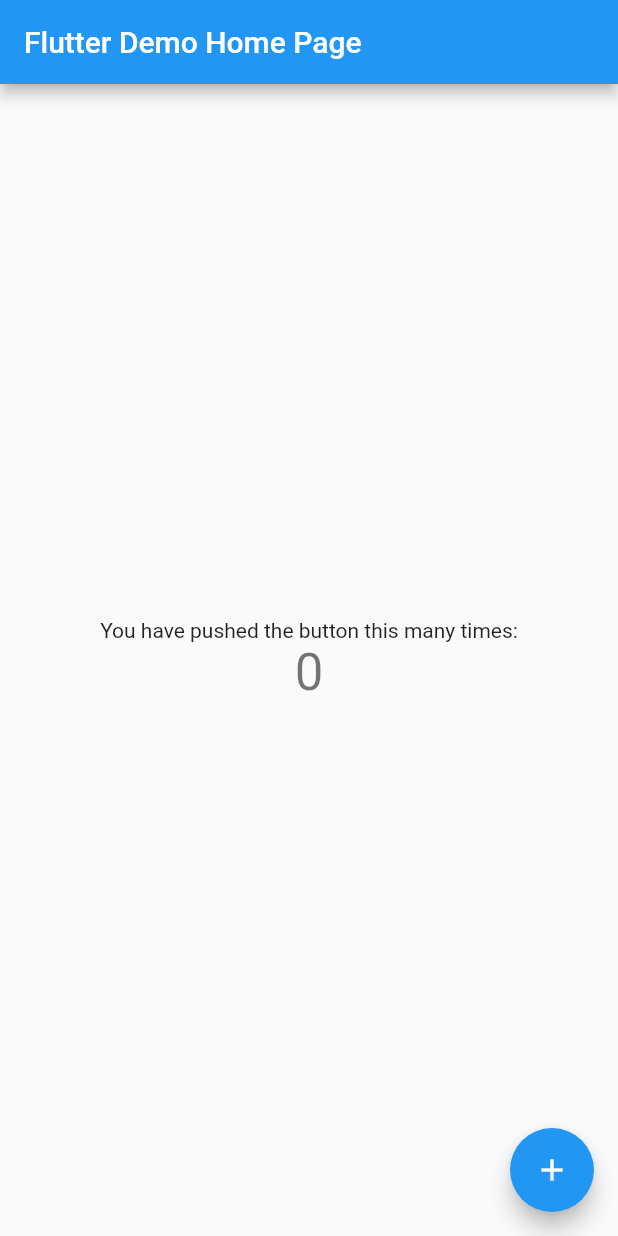
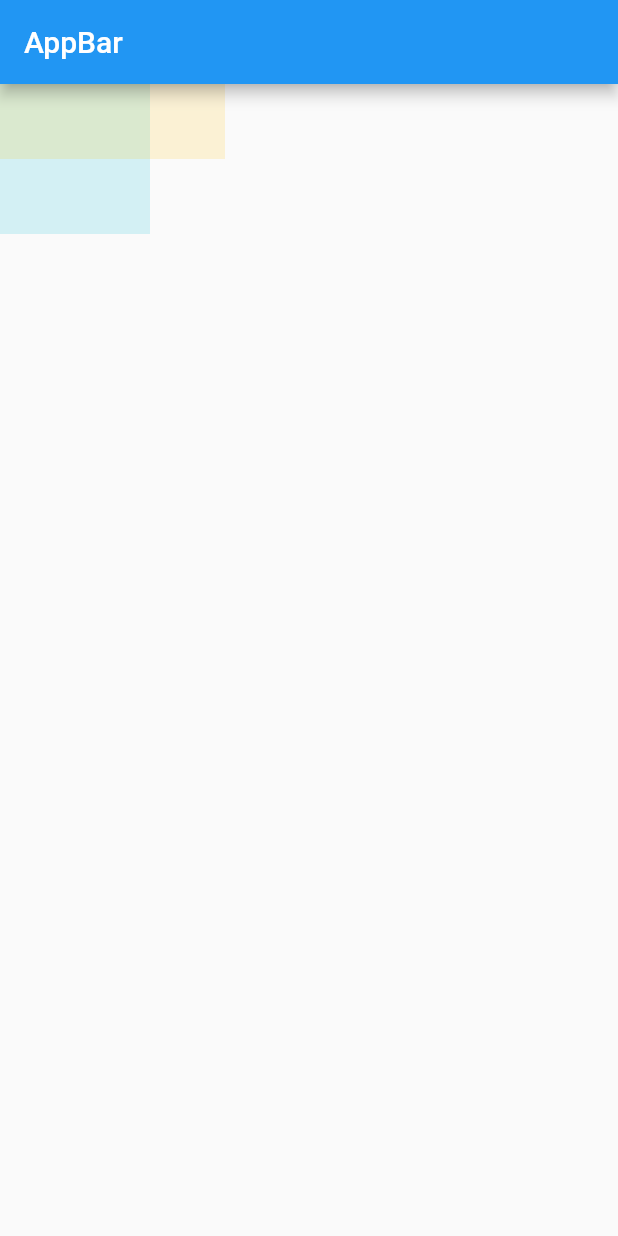
Before and after one commit to kno3a87/kuno_flutter_sample, a Flutter app: the screen it shows after launch, on a phone screen of 412 x 824 dp. Run offline on Flutter 3.47's test engine with Material 2 defaults, Android fonts, the phone set to English and light mode, and no system bars.

Commit message:
nomal stack

```diff
--- a/lib/main.dart
+++ b/lib/main.dart
@@ -1,5 +1,5 @@
 import 'package:flutter/material.dart';
-import 'package:kuno_flutter_sample/exsample.dart';
+import 'package:kuno_flutter_sample/stack/stack_exsample.dart';
 
 void main() {
   runApp(const MyApp());
@@ -16,7 +16,7 @@
       theme: ThemeData(
         primarySwatch: Colors.blue,
       ),
-      home: const Exsample(title: 'Flutter Demo Home Page'),
+      home: const StackExsample(),
     );
   }
 }
--- /dev/null
+++ b/lib/stack/stack_exsample.dart
@@ -0,0 +1,30 @@
+import 'package:flutter/material.dart';
+
+class StackExsample extends StatelessWidget {
+  const StackExsample({
+    Key? key,
+  }) : super(key: key);
+
+  @override
+  Widget build(BuildContext context) {
+    return Scaffold(
+      appBar: AppBar(
+        title: const Text("AppBar"),
+      ),
+      body: Stack(
+        children: [
+          SizedBox(
+            height: 100,
+            width: 100,
+            child: ColoredBox(color: Colors.cyan.withAlpha(40)),
+          ),
+          SizedBox(
+            height: 50,
+            width: 150,
+            child: ColoredBox(color: Colors.amber.withAlpha(40)),
+          ),
+        ],
+      ),
+    );
+  }
+}
```
